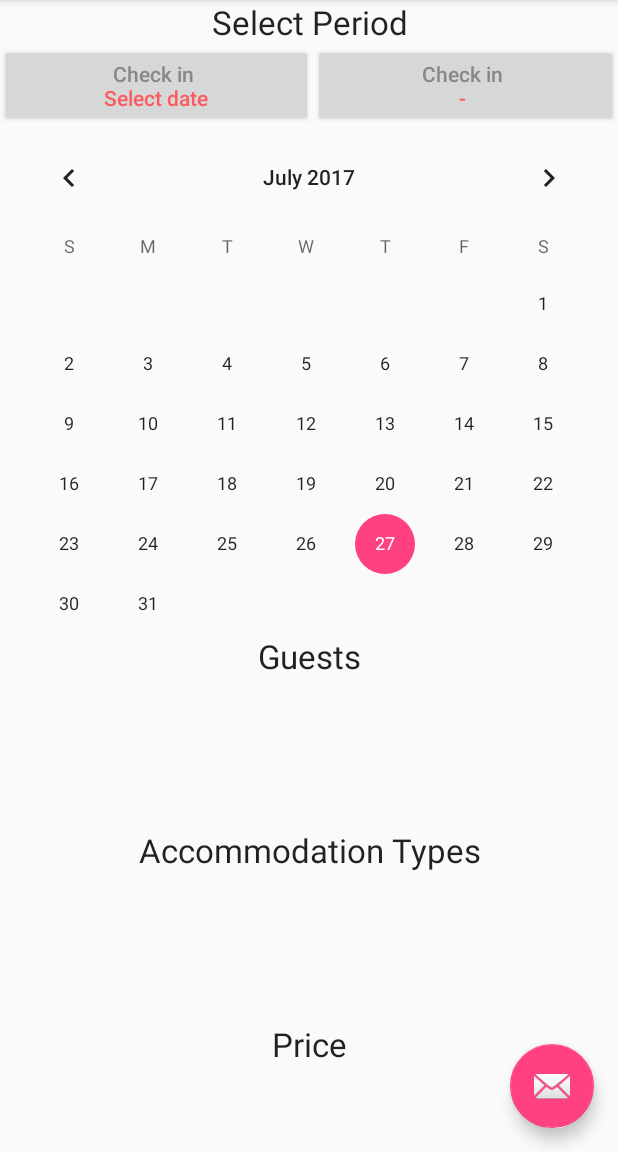
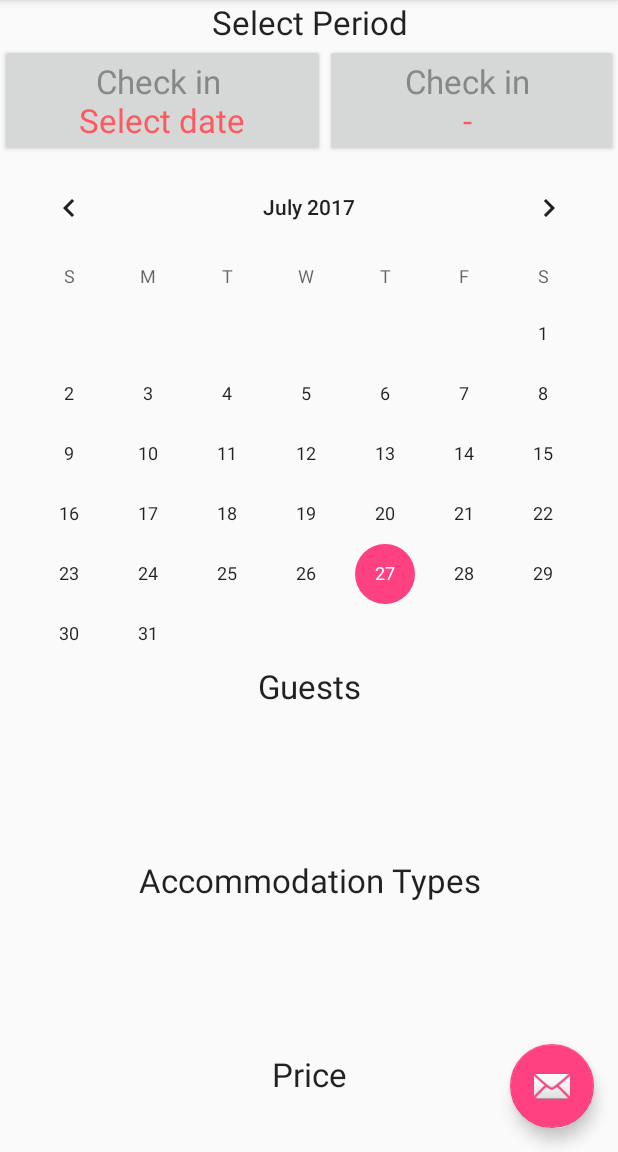
Before and after one commit to javafa/3rd_AirBnbSearch, an Android app: the screen it shows after launch (MainActivity), on a phone screen of 412 x 824 dp, the part 84-1236 px from its top. Run offline under Robolectric (Android 15) with nearby library versions, the phone set to English and light mode, and no system bars.

Commit message:
add calendarView listener

```diff
--- a/app/src/main/java/com/veryworks/android/airbnbsearch/MainActivity.java
+++ b/app/src/main/java/com/veryworks/android/airbnbsearch/MainActivity.java
@@ -1,50 +1,51 @@
 package com.veryworks.android.airbnbsearch;
 
-import android.os.Build;
 import android.os.Bundle;
+import android.support.annotation.NonNull;
 import android.support.design.widget.FloatingActionButton;
 import android.support.design.widget.Snackbar;
 import android.support.v7.app.AppCompatActivity;
 import android.support.v7.widget.Toolbar;
-import android.text.Html;
+import android.util.Log;
 import android.view.View;
 import android.widget.Button;
-import android.widget.TextView;
+import android.widget.CalendarView;
 
 public class MainActivity extends AppCompatActivity {
 
-    FloatingActionButton fab;
-    Button btnCheckin, btnCheckout;
+    private FloatingActionButton fab;
+    private Button btnCheckin, btnCheckout;
+    private CalendarView calendarView;
 
     @Override
     protected void onCreate(Bundle savedInstanceState) {
         super.onCreate(savedInstanceState);
         setContentView(R.layout.activity_main);
+        initView();
+        setListener();
+        setCalendarButtonText();
+    }
+
+    private void initView() {
         Toolbar toolbar = (Toolbar) findViewById(R.id.toolbar);
         setSupportActionBar(toolbar);
 
+        calendarView = (CalendarView) findViewById(R.id.calendarView);
         btnCheckin = (Button) findViewById(R.id.btnCheckin);
-        // 버튼에 다양한 색깔의 폰트 적용하기
-        // 위젯의 android:textAllCaps="false" 적용 필요
-        String inText = "<font color='#888888'>"+getString(R.string.hint_start_date)
-                +"</font> <br> <font color=\"#fd5a5f\">"+ getString(R.string.hint_select_date)+"</font>";
-        if(Build.VERSION.SDK_INT < Build.VERSION_CODES.N){
-            btnCheckin.setText(Html.fromHtml(inText), TextView.BufferType.SPANNABLE);
-        }else {
-            // 누가 이상 버전은 fromHtml 의 두 번째 인자로 Html.FROM_HTML_MODE_LEGACY 필요
-            btnCheckin.setText(Html.fromHtml(inText, Html.FROM_HTML_MODE_LEGACY), TextView.BufferType.SPANNABLE);
-        }
-
         btnCheckout = (Button) findViewById(R.id.btnCheckout);
-        String outText = "<font color='#888888'>"+getString(R.string.hint_start_date)
-                +"</font> <br> <font color=\"#fd5a5f\"> - </font>";
-        if(Build.VERSION.SDK_INT < Build.VERSION_CODES.N){
-            btnCheckout.setText(Html.fromHtml(outText), TextView.BufferType.SPANNABLE);
-        }else {
-            btnCheckout.setText(Html.fromHtml(outText, Html.FROM_HTML_MODE_COMPACT), TextView.BufferType.SPANNABLE);
-        }
 
         fab = (FloatingActionButton) findViewById(R.id.fab);
+
+    }
+
+    private void setListener(){
+        calendarView.setOnDateChangeListener(new CalendarView.OnDateChangeListener() {
+            @Override
+            public void onSelectedDayChange(@NonNull CalendarView view, int year, int month, int dayOfMonth) {
+                Log.i("Calendar","year:"+year+", month:"+month+", dayOfMonth:"+dayOfMonth);
+            }
+        });
+
         fab.setOnClickListener(new View.OnClickListener() {
             @Override
             public void onClick(View view) {
@@ -53,4 +54,17 @@ public class MainActivity extends AppCompatActivity {
             }
         });
     }
+
+    private void setCalendarButtonText(){
+        // 버튼에 다양한 색깔의 폰트 적용하기
+        // 위젯의 android:textAllCaps="false" 적용 필요
+        String inText = "<font color='#888888'>" + getString(R.string.hint_start_date)
+                + "</font> <br> <font color=\"#fd5a5f\">" + getString(R.string.hint_select_date) + "</font>";
+        StringUtil.setHtmlText(btnCheckin, inText);
+
+
+        String outText = "<font color='#888888'>" + getString(R.string.hint_start_date)
+                + "</font> <br> <font color=\"#fd5a5f\"> - </font>";
+        StringUtil.setHtmlText(btnCheckout, outText);
+    }
 }
--- /dev/null
+++ b/app/src/main/java/com/veryworks/android/airbnbsearch/StringUtil.java
@@ -0,0 +1,22 @@
+package com.veryworks.android.airbnbsearch;
+
+import android.os.Build;
+import android.text.Html;
+import android.widget.TextView;
+
+import static com.veryworks.android.airbnbsearch.R.id.btnCheckin;
+
+/**
+ * Created by pc on 7/27/2017.
+ */
+
+public class StringUtil {
+    public static void setHtmlText(TextView target, String text){
+        target.setAllCaps(false);
+        if(Build.VERSION.SDK_INT < Build.VERSION_CODES.N){
+            target.setText(Html.fromHtml(text), TextView.BufferType.SPANNABLE);
+        }else {
+            target.setText(Html.fromHtml(text, Html.FROM_HTML_MODE_COMPACT), TextView.BufferType.SPANNABLE);
+        }
+    }
+}
--- a/app/src/main/res/layout/content_main.xml
+++ b/app/src/main/res/layout/content_main.xml
@@ -38,7 +38,7 @@
                     android:layout_weight="1"
                     android:gravity="center"
                     android:text="button"
-                    android:textAllCaps="false"/>
+                    android:textAppearance="@style/TextAppearance.AppCompat.Large" />
 
                 <Button
                     android:id="@+id/btnCheckout"
@@ -47,7 +47,7 @@
                     android:layout_weight="1"
                     android:gravity="center"
                     android:text="button"
-                    android:textAllCaps="false"/>
+                    android:textAppearance="@style/TextAppearance.AppCompat.Large" />
             </LinearLayout>
             <CalendarView
                 android:id="@+id/calendarView"
```
